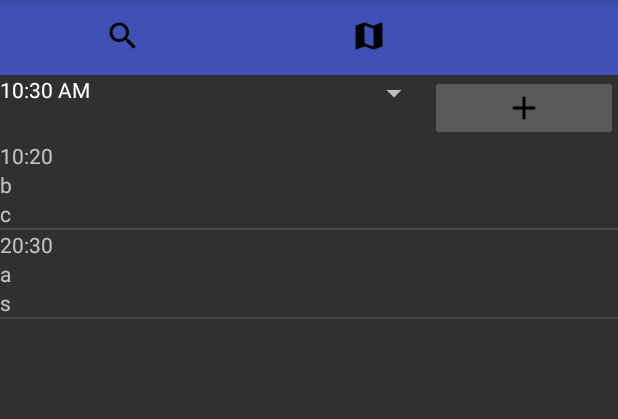
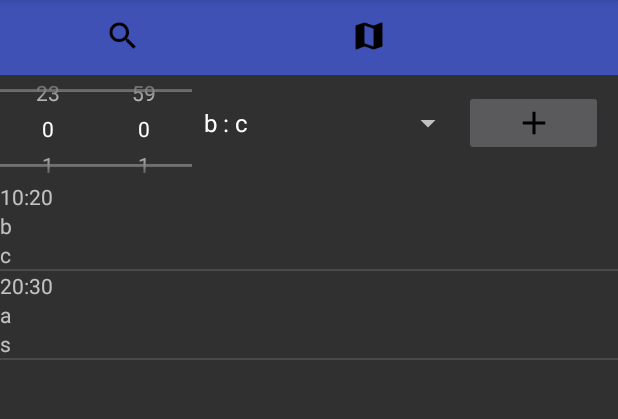
Before and after one commit to ruiProg/ExTour, an Android app: the Timeline screen opened directly, with no data from a screen before it, on a phone screen of 412 x 824 dp, the part 84-503 px from its top. Run offline under Robolectric (Android 15) with nearby library versions, the phone set to English and light mode, and no system bars.

Commit message:
timeline

```diff
--- a/frontend/app/src/main/java/com/extour/ex_tour/Bag.java
+++ b/frontend/app/src/main/java/com/extour/ex_tour/Bag.java
@@ -35,4 +35,26 @@ public class Bag {
                 return true;
         return false;
     }
+
+    public String[] getArray(){
+
+        String[] arr = new String[listPOIS.size()];
+        int i = 0;
+        for(POI p:listPOIS){
+            arr[i] = p.getTitle() + " : " + p.getRegion();
+            i++;
+        }
+        return arr;
+    }
+
+    public POI getItem(int index){
+
+        int i = 0;
+        for(POI p:listPOIS){
+            if (i == index)
+                return p;
+            i++;
+        }
+        return null;
+    }
 }
--- a/frontend/app/src/main/java/com/extour/ex_tour/Timeline.java
+++ b/frontend/app/src/main/java/com/extour/ex_tour/Timeline.java
@@ -2,29 +2,62 @@ package com.extour.ex_tour;
 
 import android.support.v7.app.AppCompatActivity;
 import android.os.Bundle;
+import android.view.View;
+import android.widget.ArrayAdapter;
 import android.widget.ListAdapter;
 import android.widget.ListView;
+import android.widget.NumberPicker;
+import android.widget.Spinner;
 
 import java.util.ArrayList;
 
 public class Timeline extends AppCompatActivity {
+
+    private ArrayList<TimelineItem> items;
+    private ListView poiItem;
+    private NumberPicker minutesPicker;
+    private NumberPicker hourPicker;
+    private Spinner spinner;
 
     @Override
     protected void onCreate(Bundle savedInstanceState) {
         super.onCreate(savedInstanceState);
         setContentView(R.layout.activity_timeline);
 
-        ArrayList<TimelineItem> items = new ArrayList<TimelineItem>();
+        items = new ArrayList<TimelineItem>();
         TimelineItem a = new TimelineItem(10,20);
         a.addPOI(new POI("a","b","c"));
         items.add(a);
-
         TimelineItem b = new TimelineItem(20,30);
         b.addPOI(new POI("d","a","s"));
         items.add(b);
+        Bag.getInstance().addPOI(new POI("a","b","c"));
+        Bag.getInstance().addPOI(new POI("h","r","f"));
+
+        poiItem = (ListView)findViewById(R.id.poiItem);
+        spinner = (Spinner)findViewById(R.id.spinner);
+        hourPicker = (NumberPicker)findViewById(R.id.hourPicker);
+        hourPicker.setMaxValue(23);
+        hourPicker.setMinValue(0);
+        minutesPicker = (NumberPicker)findViewById(R.id.minutesPicker);
+        minutesPicker.setMaxValue(59);
+        minutesPicker.setMinValue(0);
+        ArrayAdapter<String> adapterSpinner = new ArrayAdapter<String>(this,android.R.layout.simple_spinner_item,
+                Bag.getInstance().getArray());
+        spinner.setAdapter(adapterSpinner);
+        ListAdapter adapter = new TimeLineItemAdapter(this,items);
+        poiItem.setAdapter(adapter);
+    }
+
+    public void addItem(View view){
+
+        int hours = hourPicker.getValue();
+        int minutes = minutesPicker.getValue();
+        TimelineItem a = new TimelineItem(hours,minutes);
+        a.addPOI(Bag.getInstance().getItem(spinner.getSelectedItemPosition()));
+        items.add(a);
 
         ListAdapter adapter = new TimeLineItemAdapter(this,items);
-        ListView poiItem = (ListView)findViewById(R.id.poiItem);
         poiItem.setAdapter(adapter);
     }
 }
--- a/frontend/app/src/main/res/layout/activity_timeline.xml
+++ b/frontend/app/src/main/res/layout/activity_timeline.xml
@@ -44,24 +44,33 @@
         <LinearLayout
             android:id="@+id/line2"
             android:layout_width="match_parent"
-            android:layout_height="match_parent"
+            android:layout_height="71dp"
             android:orientation="horizontal">
 
-            <TextClock
-                android:id="@+id/textClock"
-                android:layout_width="105dp"
-                android:layout_height="wrap_content" />
+            <NumberPicker
+                android:id="@+id/hourPicker"
+                android:layout_width="wrap_content"
+                android:layout_height="match_parent" />
+
+            <NumberPicker
+                android:id="@+id/minutesPicker"
+                android:layout_width="wrap_content"
+                android:layout_height="match_parent" />
 
             <Spinner
                 android:id="@+id/spinner"
                 android:layout_width="181dp"
-                android:layout_height="wrap_content" />
+                android:layout_height="wrap_content"
+                android:layout_marginTop="20sp" />
 
             <ImageButton
                 android:id="@+id/imageButton"
                 android:layout_width="wrap_content"
                 android:layout_height="wrap_content"
+                android:layout_marginRight="10sp"
+                android:layout_marginTop="10sp"
                 android:layout_weight="1"
+                android:onClick="addItem"
                 app:srcCompat="@drawable/ic_android_add" />
 
         </LinearLayout>
```
